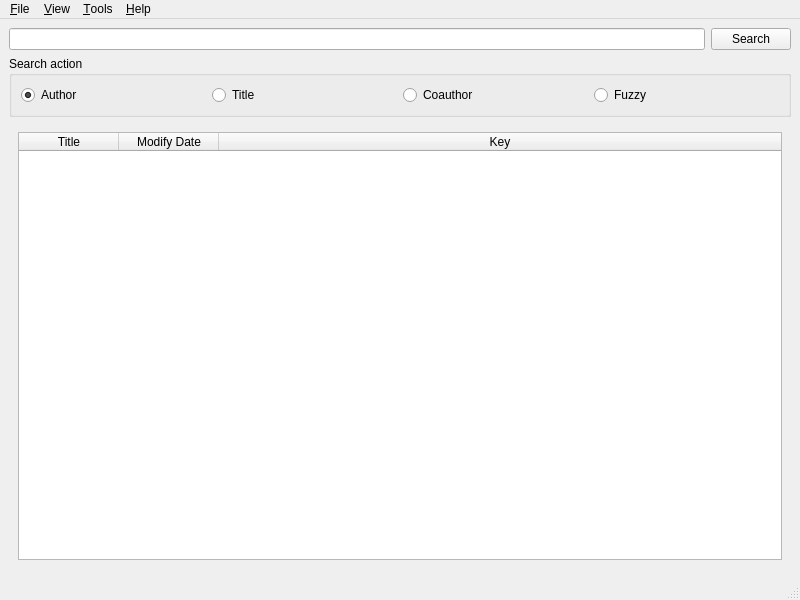
tootal/DBLParse, file mainwindow.ui: the form before one commit.
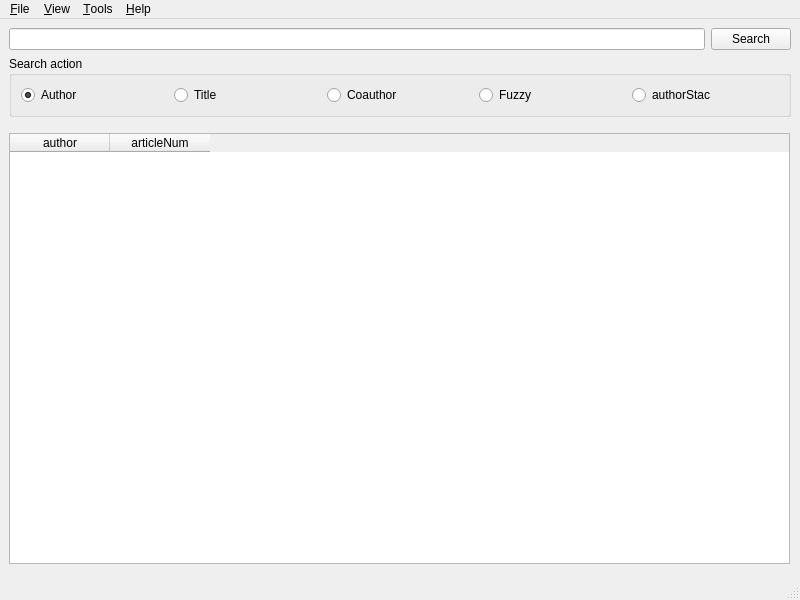
The form after the commit. The open tabs and pages were chosen to show the change.

Commit message: :sparkles::bug: add f2 authorStac

The edit to the form file:
```diff
--- a/mainwindow.ui
+++ b/mainwindow.ui
@@ -66,6 +66,13 @@
          </property>
         </widget>
        </item>
+       <item>
+        <widget class="QRadioButton" name="authorStacRadioButton">
+         <property name="text">
+          <string>authorStac</string>
+         </property>
+        </widget>
+       </item>
       </layout>
      </widget>
     </item>
@@ -168,6 +175,28 @@
         </property>
        </widget>
       </widget>
+      <widget class="QWidget" name="authorStacPage">
+       <widget class="QTableWidget" name="tableWidget_2">
+        <property name="geometry">
+         <rect>
+          <x>0</x>
+          <y>10</y>
+          <width>781</width>
+          <height>431</height>
+         </rect>
+        </property>
+        <column>
+         <property name="text">
+          <string>author</string>
+         </property>
+        </column>
+        <column>
+         <property name="text">
+          <string>articleNum</string>
+         </property>
+        </column>
+       </widget>
+      </widget>
      </widget>
     </item>
    </layout>
```
The commit also changes 6 other files.
